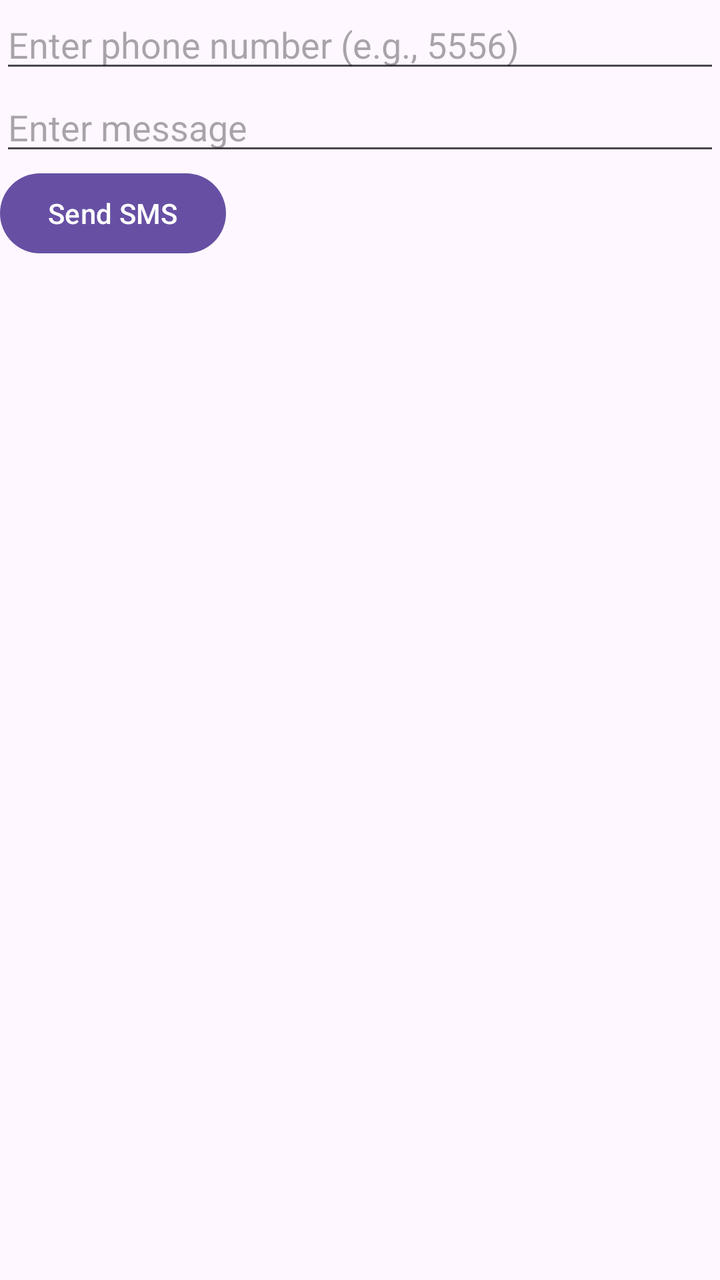
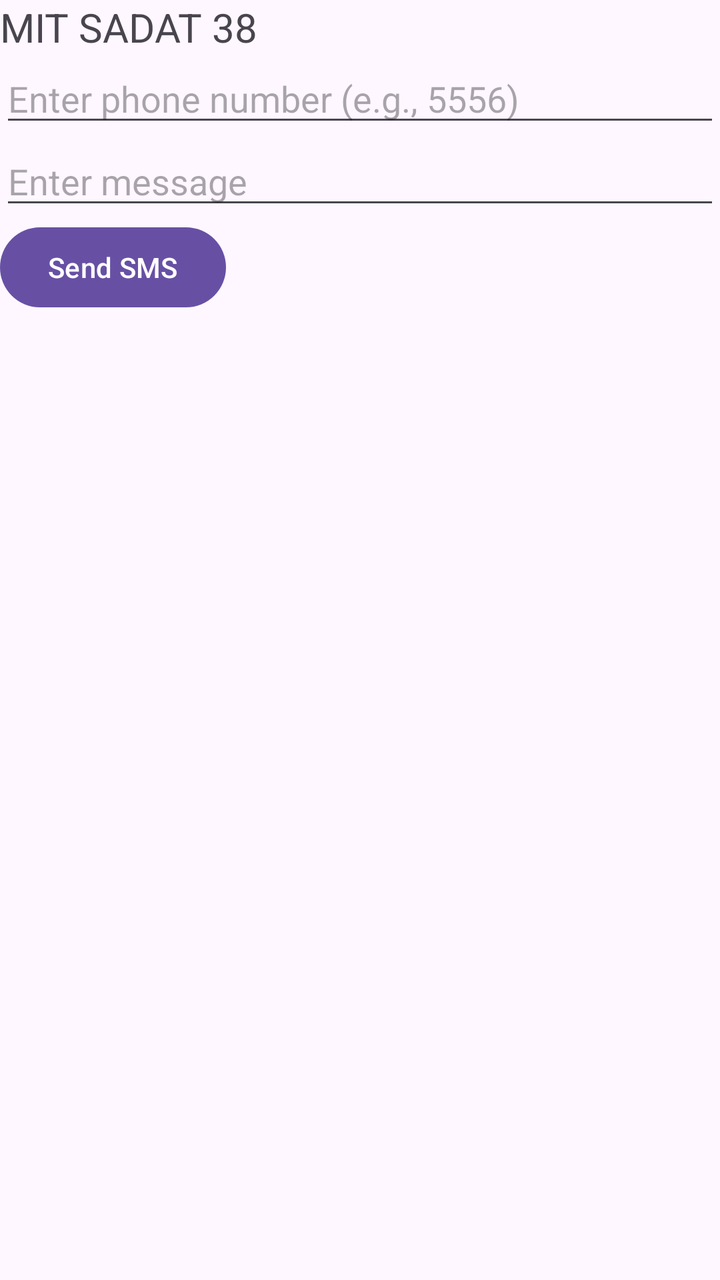

Screens rendered from an Android XML layout before and after an edit, with the pre-edit source and the edit as a unified diff.
<!-- AndroidManifest.xml: application theme Theme.MyApp -->
<!-- res/layout/activity_practical11.xml -->
<?xml version="1.0" encoding="utf-8"?>
<LinearLayout
    xmlns:android="http://schemas.android.com/apk/res/android"
    xmlns:app="http://schemas.android.com/apk/res-auto"
    xmlns:tools="http://schemas.android.com/tools"
    android:id="@+id/main"
    android:orientation="vertical"
    android:layout_width="match_parent"
    android:layout_height="match_parent"
    tools:context=".Practical11"
    android:fitsSystemWindows="true">
    <EditText
        android:id="@+id/etNumber"
        android:hint="Enter phone number (e.g., 5556)"
        android:inputType="phone"
        android:layout_width="match_parent"
        android:layout_height="wrap_content" />
    <EditText
        android:id="@+id/etMessage"
        android:hint="Enter message"
        android:layout_width="match_parent"
        android:layout_height="wrap_content" />
    <Button
        android:id="@+id/btnSend"
        android:text="Send SMS"
        android:layout_width="wrap_content"
        android:layout_height="wrap_content" />
</LinearLayout>
<!-- resources referenced by this layout -->
<resources>
  <style name="Theme.MyApp" parent="Base.Theme.MyApp" />
  <style name="Base.Theme.MyApp" parent="Theme.Material3.DayNight.NoActionBar">
          
          
      </style>
</resources>

<!-- the commit's change to res/layout/activity_practical11.xml (unified diff, before → after) -->
@@ -9,6 +9,12 @@
     android:layout_height="match_parent"
     tools:context=".Practical11"
     android:fitsSystemWindows="true">
+    <TextView
+        android:layout_width="match_parent"
+        android:layout_height="wrap_content"
+        android:inputType="text"
+        android:text="MIT SADAT 38"
+        android:textSize="20dp" />
     <EditText
         android:id="@+id/etNumber"
         android:hint="Enter phone number (e.g., 5556)"
